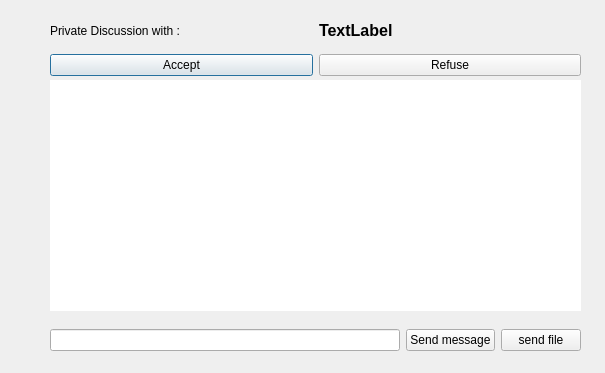
Old version of the form client/pmWindow.ui in the repository danfr/DNC.
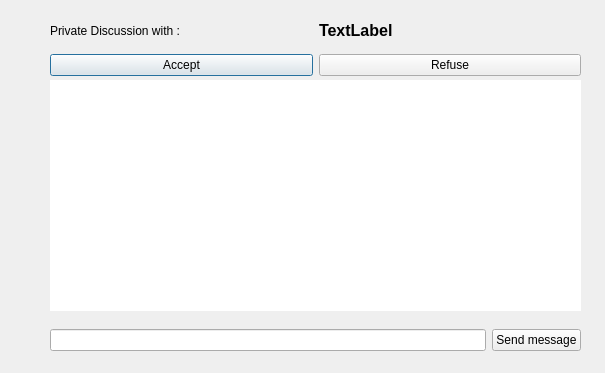
New version of the form.

The edit to the form file:
```diff
--- a/client/pmWindow.ui
+++ b/client/pmWindow.ui
@@ -59,13 +59,6 @@
       </property>
      </widget>
     </item>
-    <item>
-     <widget class="QPushButton" name="pushButton_2">
-      <property name="text">
-       <string>send file</string>
-      </property>
-     </widget>
-    </item>
    </layout>
   </widget>
   <widget class="QTextEdit" name="txtOutput">
```
